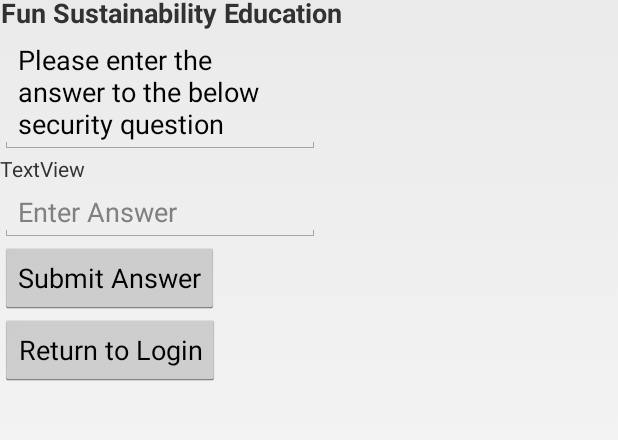
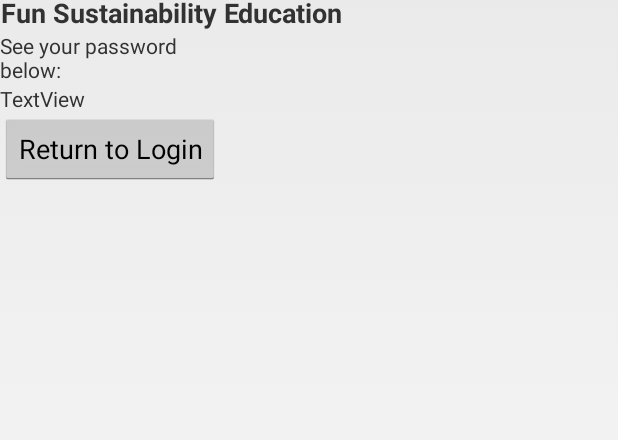
Before and after one commit to dwgarrett2013/trashtrivia, an Android app: the layout activity_forgot_password_result.xml on its own in the app's theme, with its tools: preview values and no code run, on a phone screen of 412 x 824 dp, the part 127-567 px from its top. Run offline under Robolectric (Android 15) with nearby library versions, the phone set to English and light mode, and no system bars.

Commit message:
Forgot password now working

```diff
--- a/app/src/main/AndroidManifest.xml
+++ b/app/src/main/AndroidManifest.xml
@@ -19,7 +19,8 @@
         <activity android:name=".HomepageActivity" />
         <activity android:name=".CreateAccountActivity" />
         <activity android:name=".ForgotPasswordAskPasswordActivity" />
-        <activity android:name=".AnswerSecurityQuestionActivity"></activity>
+        <activity android:name=".AnswerSecurityQuestionActivity" />
+        <activity android:name=".ForgotPasswordResultActivity"></activity>
     </application>
 
 </manifest>
--- a/app/src/main/java/com/example/david/trashtrivia/ForgotPasswordAskPasswordActivity.java
+++ b/app/src/main/java/com/example/david/trashtrivia/ForgotPasswordAskPasswordActivity.java
@@ -30,7 +30,6 @@ public class ForgotPasswordAskPasswordActivity extends Activity implements View.
     @Override
     public void onClick(View v) {
         if(v == buttonReturnToLogin){
-            System.out.println("loginpressseed");
             Intent intentReturnToLogin=new Intent(getApplicationContext(),MainActivity.class);
             startActivity(intentReturnToLogin);
         }
--- a/app/src/main/res/layout/activity_answer_security_question.xml
+++ b/app/src/main/res/layout/activity_forgot_password_result.xml
@@ -5,16 +5,12 @@
     android:id="@+id/ScrollView01"
     android:layout_width="fill_parent"
     android:layout_height="fill_parent" >
-
     <RelativeLayout xmlns:android="http://schemas.android.com/apk/res/android"
         xmlns:app="http://schemas.android.com/apk/res-auto"
         xmlns:tools="http://schemas.android.com/tools"
-        android:id="@+id/relativeLayout"
         android:layout_width="match_parent"
-        tools:context=".AnswerSecurityQuestionActivity"
-        android:layout_height="10dp">
-
-
+        android:layout_height="match_parent"
+        tools:context=".ForgotPasswordResultActivity">
         <LinearLayout
             android:layout_width="match_parent"
             android:layout_height="match_parent"
@@ -41,36 +37,19 @@
                 android:typeface="sans"
                 tools:text="@string/login_subtitle_text" />
 
-            <EditText
-                android:id="@+id/request_security_answer_text"
+            <TextView
+                android:id="@+id/security_answer_text"
                 android:layout_width="wrap_content"
                 android:layout_height="wrap_content"
                 android:ems="10"
                 android:inputType="textMultiLine"
-                android:text="@string/request_security_answer_text" />
+                android:text="@string/security_question_result_instructions_text" />
 
             <TextView
-                android:id="@+id/security_question_text"
+                android:id="@+id/password_text"
                 android:layout_width="match_parent"
                 android:layout_height="wrap_content"
                 android:text="TextView" />
-
-            <EditText
-                android:id="@+id/edit_text_forgot_username_answer"
-                android:layout_width="wrap_content"
-                android:layout_height="wrap_content"
-                android:ems="10"
-                android:hint="@string/enter_answer_text"
-                android:inputType="textPersonName"
-                app:layout_constraintBottom_toBottomOf="parent"
-                app:layout_constraintEnd_toEndOf="parent"
-                app:layout_constraintStart_toStartOf="parent" />
-
-            <Button
-                android:id="@+id/button_submit_security_question_answer"
-                android:layout_width="wrap_content"
-                android:layout_height="wrap_content"
-                android:text="@string/submit_answer_text" />
 
             <Button
                 android:id="@+id/button_return_to_login"
@@ -79,5 +58,6 @@
                 android:text="@string/return_to_login_text" />
 
         </LinearLayout>
+
     </RelativeLayout>
 </ScrollView>
--- a/app/src/main/res/values/strings.xml
+++ b/app/src/main/res/values/strings.xml
@@ -27,4 +27,5 @@
     <string name="request_security_answer_text">Please enter the answer to the below security question</string>
     <string name="enter_answer_text">Enter Answer</string>
     <string name="submit_answer_text">Submit Answer</string>
+    <string name="security_question_result_instructions_text">See your password below:</string>
 </resources>
```
Also changed, not shown: app/src/main/java/com/example/david/trashtrivia/AnswerSecurityQuestionActivity.java (+39 -2 lines), app/src/main/java/com/example/david/trashtrivia/ForgotPasswordResultActivity.java (added, +68 -0 lines).
